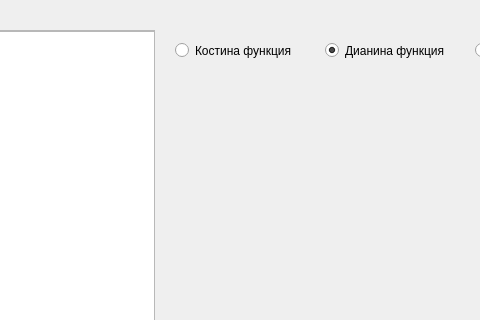
XoneKone/GeneticAlgorithms, file GenAlgo/gui.ui: the form before one commit; both pictures show x 485 to 965 and y 0 to 320 of the 1350 by 830 pixel window.
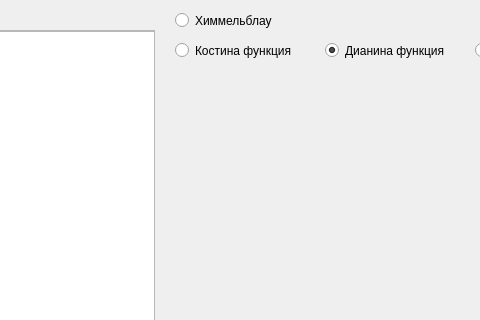
The form after the commit.

```diff
--- a/GenAlgo/gui.ui
+++ b/GenAlgo/gui.ui
@@ -353,6 +353,19 @@
     <string>Launch</string>
    </property>
   </widget>
+  <widget class="QRadioButton" name="himmelblau">
+   <property name="geometry">
+    <rect>
+     <x>660</x>
+     <y>10</y>
+     <width>131</width>
+     <height>21</height>
+    </rect>
+   </property>
+   <property name="text">
+    <string>Химмельблау</string>
+   </property>
+  </widget>
  </widget>
  <resources/>
  <connections/>
```
